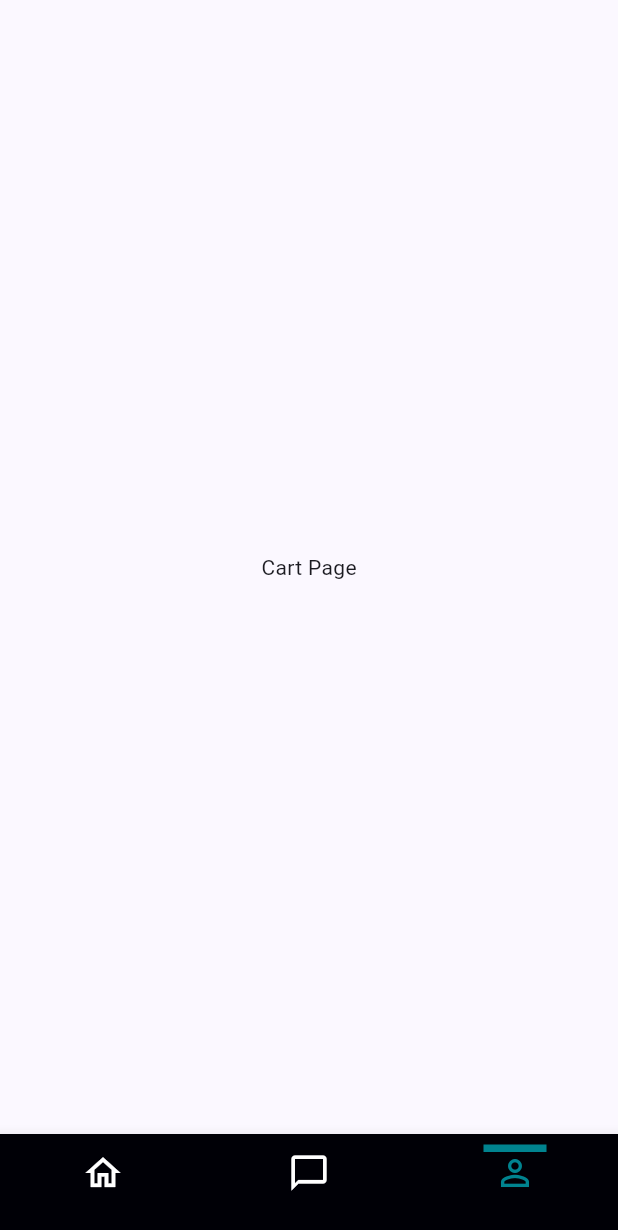
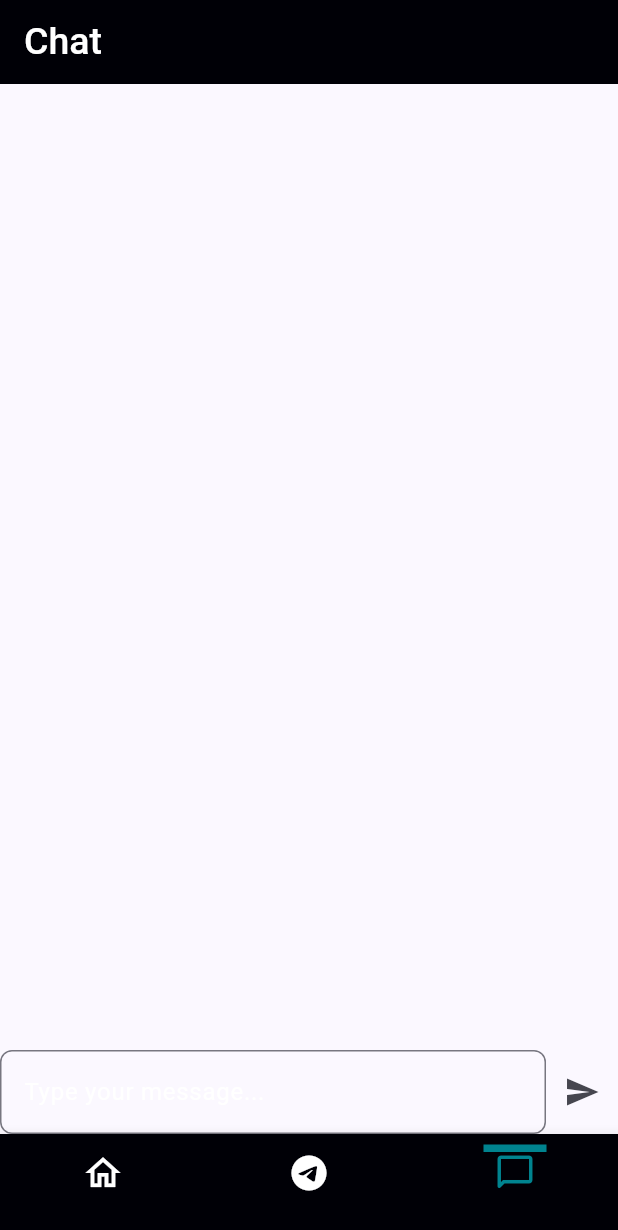
Before and after one commit to Himasnhu-AT/seniorconnect, a Flutter app: the BottomBar screen opened directly, item 3 of the bottom bar chosen, on a phone screen of 412 x 824 dp. Shown: the top 1230 px of the screen. Run offline on Flutter 3.47's test engine with Material 2 defaults, Android fonts, the phone set to English and light mode, and no system bars.

Commit message:
chat done

```diff
--- a/lib/constants/global_variables.dart
+++ b/lib/constants/global_variables.dart
@@ -7,6 +7,7 @@ class GlobalVariable {
   static const String splash2 = 'assests/image/splash2.png';
   static const String splash3 = 'assests/image/splash3.png';
   static const String groupicon = 'assests/image/groupicon.png';
+  static const String profilephoto = 'assests/image/profilephoto.png';
 
   static const Color greyBackgroundCOlor = Color(0xffebecee);
   static var selectedNavBarColor = Colors.cyan[800]!;
--- /dev/null
+++ b/lib/constants/messagewidget/chatscreen.dart
@@ -0,0 +1,61 @@
+import 'package:flutter/material.dart';
+import 'package:seniorconnect/constants/Global_Variables.dart';
+import 'package:seniorconnect/constants/messagewidget/recievemessagewidget.dart';
+import 'package:seniorconnect/constants/messagewidget/sendmessagewidget.dart';
+
+class ChatScreen extends StatefulWidget {
+  const ChatScreen({super.key});
+
+  @override
+  // ignore: library_private_types_in_public_api
+  _ChatScreenState createState() => _ChatScreenState();
+}
+
+class _ChatScreenState extends State<ChatScreen> {
+  List<String> messages = [];
+
+  void _sendMessage(String message) {
+    setState(() {
+      messages.add(message);
+    });
+  }
+
+  @override
+  Widget build(BuildContext context) {
+    return Scaffold(
+      appBar: AppBar(
+        backgroundColor: GlobalVariable.backgroundColor,
+        title: const Text(
+          'Chat',
+          style: TextStyle(
+            fontSize: 25,
+            color: Colors.white,
+            fontWeight: FontWeight.w500,
+          ),
+        ),
+      ),
+      body: Column(
+        children: [
+          Expanded(
+            child: ListView.builder(
+              itemCount: messages.length,
+              itemBuilder: (context, index) {
+                return ReceiveMessageWidget(message: messages[index]);
+              },
+            ),
+          ),
+          SendMessageWidget(
+            message: '',
+            onMessageSent: _sendMessage,
+          ),
+        ],
+      ),
+    );
+  }
+}
+
+void main() {
+  runApp(const MaterialApp(
+    home: ChatScreen(),
+  ));
+}
--- /dev/null
+++ b/lib/constants/messagewidget/sendmessagewidget.dart
@@ -0,0 +1,44 @@
+// ignore_for_file: must_be_immutable
+
+import 'package:flutter/material.dart';
+
+class SendMessageWidget extends StatelessWidget {
+  String message;
+  final Function(String) onMessageSent;
+
+  SendMessageWidget({required this.message, required this.onMessageSent});
+
+  @override
+  Widget build(BuildContext context) {
+    return Row(
+      children: [
+        Expanded(
+          child: TextField(
+            controller: TextEditingController(text: message),
+            onChanged: (newMessage) {
+              message = newMessage;
+            },
+            decoration: InputDecoration(
+              hintText: 'Type your message...',
+              hintStyle: TextStyle(
+                color: Colors.white,
+              ),
+              border: OutlineInputBorder(
+                borderRadius: BorderRadius.circular(8),
+              ),
+            ),
+          ),
+        ),
+        IconButton(
+          icon: Icon(Icons.send),
+          onPressed: () {
+            if (message.isNotEmpty) {
+              onMessageSent(message);
+              message = '';
+            }
+          },
+        ),
+      ],
+    );
+  }
+}
--- a/lib/navigationbarhomescreen.dart
+++ b/lib/navigationbarhomescreen.dart
@@ -1,6 +1,8 @@
 import 'package:flutter/material.dart';
+import 'package:seniorconnect/constants/messagewidget/chatscreen.dart';
 import 'package:seniorconnect/screen/homescreens/chatmaingroup.dart';
 import 'package:seniorconnect/screen/homescreens/homescreen.dart';
+import 'package:seniorconnect/screen/homescreens/profilescreen.dart';
 
 import 'constants/Global_Variables.dart';
 // import 'package:badges/badges.dart';
@@ -21,9 +23,8 @@ class _BottomBarState extends State<BottomBar> {
   List<Widget> pages = [
     const HomeScreen(),
     const ShowChatMainGroup(),
-    const Center(
-      child: Text('Cart Page'),
-    ),
+    // const ProfileScreen(),
+    ChatScreen()
   ];
 
   void updatePage(int page) {
@@ -66,7 +67,7 @@ class _BottomBarState extends State<BottomBar> {
             label: '',
           ),
 
-          // Profile
+          // message
 
           BottomNavigationBarItem(
             icon: Container(
@@ -82,13 +83,35 @@ class _BottomBarState extends State<BottomBar> {
                 ),
               ),
               child: const Icon(
-                Icons.chat_bubble_outline_outlined,
+                Icons.telegram_outlined,
               ),
             ),
             label: '',
           ),
 
-          // Cart
+          // Profile
+
+          // BottomNavigationBarItem(
+          //   icon: Container(
+          //     width: bottomBarWidth,
+          //     decoration: BoxDecoration(
+          //       border: Border(
+          //         top: BorderSide(
+          //           color: _page == 2
+          //               ? GlobalVariable.selectedNavBarColor
+          //               : GlobalVariable.backgroundColor,
+          //           width: bottomBarBorderWidth,
+          //         ),
+          //       ),
+          //     ),
+          //     child: const Icon(
+          //       Icons.person_outline_outlined,
+          //     ),
+          //   ),
+          //   label: '',
+          // ),
+
+          // chat
 
           BottomNavigationBarItem(
             icon: Container(
@@ -104,7 +127,7 @@ class _BottomBarState extends State<BottomBar> {
                 ),
               ),
               child: const Icon(
-                Icons.person_outline_outlined,
+                Icons.chat_bubble_outline_rounded,
               ),
             ),
             label: '',
```
Also changed, not shown: lib/constants/messagewidget/recievemessagewidget.dart (added, +26 -0 lines), lib/screen/homescreens/profilescreen.dart (added, +120 -0 lines).
